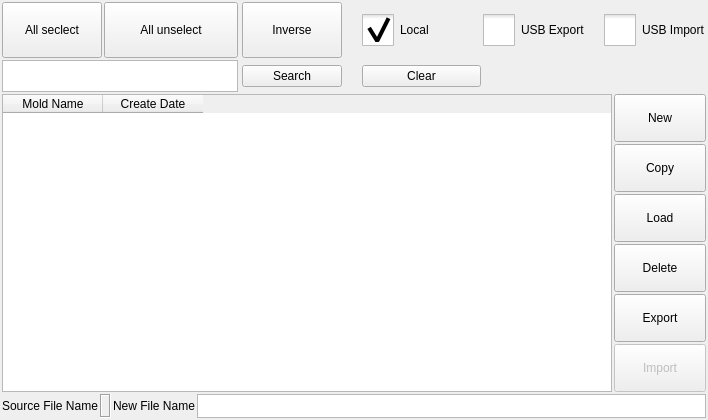
This is function_settings/moldinformation.ui in dongdong-2009/3-5AxisRobot as Qt 5 draws it before an edit. The edited form follows.
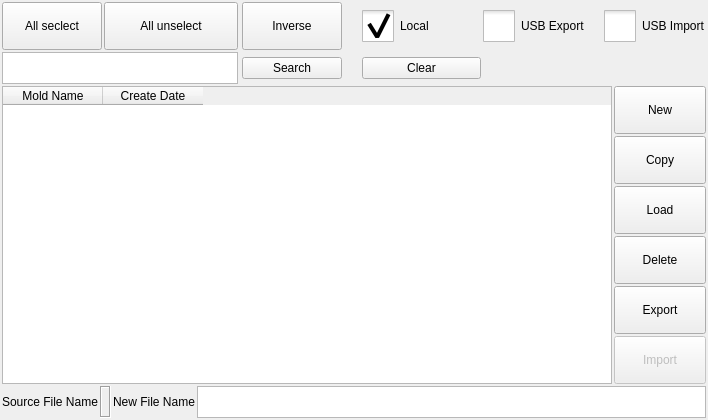
This is the edited form. Icons and pictures are not drawn. Custom widgets are drawn as their Qt base class.

What changed in the file:
```diff
--- a/function_settings/moldinformation.ui
+++ b/function_settings/moldinformation.ui
@@ -221,7 +221,7 @@
        <property name="maximumSize">
         <size>
          <width>16777215</width>
-         <height>24</height>
+         <height>32</height>
         </size>
        </property>
        <property name="verticalScrollBarPolicy">
```
